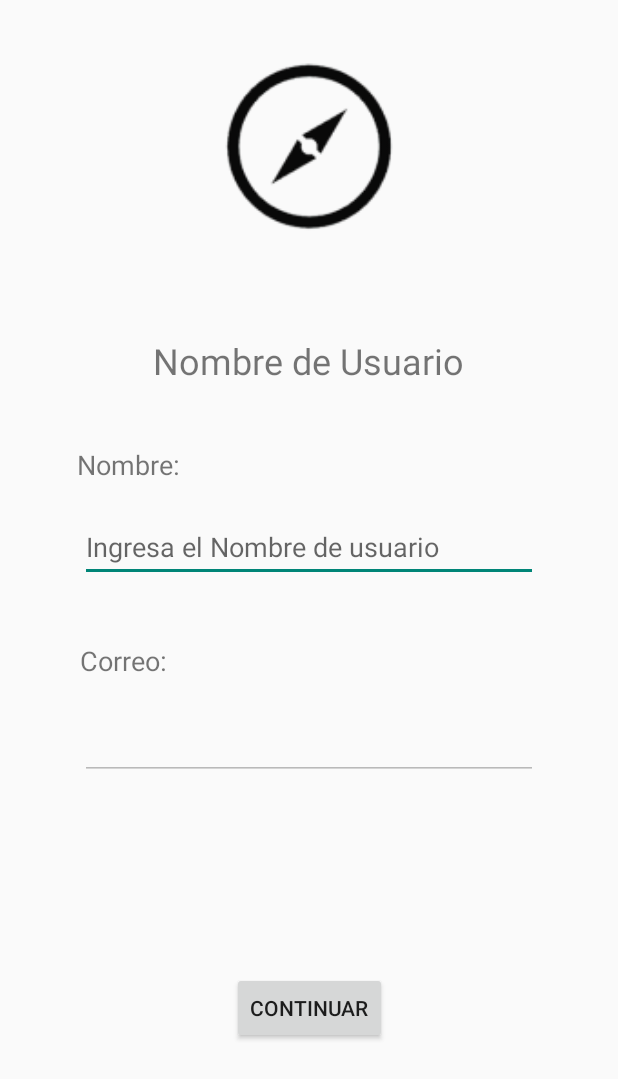
After one commit to 0ctor0k/bussrute-AndroidStudio, an Android app: the CrearCuentaGoogle screen opened directly, with no data from a screen before it, on a phone screen of 412 x 824 dp. The commit adds this screen. Shown: the top 1079 px of the screen. Run offline under Robolectric (Android 15) with nearby library versions, the phone set to English and light mode, and no system bars; our stand-ins replace Volley.

```diff
--- /dev/null
+++ b/app/src/main/res/layout/activity_crear_cuenta_google.xml
@@ -0,0 +1,88 @@
+<?xml version="1.0" encoding="utf-8"?>
+<androidx.constraintlayout.widget.ConstraintLayout xmlns:android="http://schemas.android.com/apk/res/android"
+    xmlns:app="http://schemas.android.com/apk/res-auto"
+    xmlns:tools="http://schemas.android.com/tools"
+    android:layout_width="match_parent"
+    android:layout_height="match_parent">
+
+    <TextView
+        android:id="@+id/welcomeMessageTextView2"
+        android:layout_width="276dp"
+        android:layout_height="33dp"
+        android:layout_marginTop="28dp"
+        android:gravity="center"
+        android:paddingStart="16dp"
+        android:paddingEnd="16dp"
+        android:text="Nombre de Usuario"
+        android:textSize="24sp"
+        app:layout_constraintEnd_toEndOf="parent"
+        app:layout_constraintHorizontal_bias="0.496"
+        app:layout_constraintStart_toStartOf="parent"
+        app:layout_constraintTop_toBottomOf="@+id/imageView4" />
+
+    <ImageView
+        android:id="@+id/imageView4"
+        android:layout_width="280dp"
+        android:layout_height="196dp"
+        app:layout_constraintEnd_toEndOf="parent"
+        app:layout_constraintStart_toStartOf="parent"
+        app:layout_constraintTop_toTopOf="parent"
+        app:srcCompat="@mipmap/ic_app_foreground" />
+
+    <EditText
+        android:id="@+id/txtNombreUsuarioGoogle"
+        android:layout_width="305dp"
+        android:layout_height="46dp"
+        android:layout_marginTop="20dp"
+        android:ems="10"
+        android:inputType="text"
+        android:hint="Ingresa el Nombre de usuario"
+        app:layout_constraintEnd_toEndOf="parent"
+        app:layout_constraintStart_toStartOf="parent"
+        app:layout_constraintTop_toBottomOf="@+id/textView4" />
+
+    <EditText
+        android:id="@+id/txtCorreoUsuarioGoogle"
+        android:layout_width="305dp"
+        android:layout_height="47dp"
+        android:layout_marginTop="20dp"
+        android:ems="10"
+        android:inputType="textEmailAddress"
+        app:layout_constraintEnd_toEndOf="parent"
+        app:layout_constraintStart_toStartOf="parent"
+        app:layout_constraintTop_toBottomOf="@+id/textView3" />
+
+    <TextView
+        android:id="@+id/textView3"
+        android:layout_width="wrap_content"
+        android:layout_height="wrap_content"
+        android:layout_marginTop="40dp"
+        android:text="Correo:"
+        android:textSize="18sp"
+        app:layout_constraintEnd_toEndOf="parent"
+        app:layout_constraintHorizontal_bias="0.15"
+        app:layout_constraintStart_toStartOf="parent"
+        app:layout_constraintTop_toBottomOf="@+id/txtNombreUsuarioGoogle" />
+
+    <TextView
+        android:id="@+id/textView4"
+        android:layout_width="wrap_content"
+        android:layout_height="wrap_content"
+        android:layout_marginTop="40dp"
+        android:text="Nombre:"
+        android:textSize="18sp"
+        app:layout_constraintEnd_toEndOf="parent"
+        app:layout_constraintHorizontal_bias="0.149"
+        app:layout_constraintStart_toStartOf="parent"
+        app:layout_constraintTop_toBottomOf="@+id/welcomeMessageTextView2" />
+
+    <Button
+        android:id="@+id/btnCrearCuentaGoogle"
+        android:layout_width="wrap_content"
+        android:layout_height="wrap_content"
+        android:text="Continuar"
+        app:layout_constraintBottom_toBottomOf="parent"
+        app:layout_constraintEnd_toEndOf="parent"
+        app:layout_constraintStart_toStartOf="parent"
+        app:layout_constraintTop_toBottomOf="@+id/txtCorreoUsuarioGoogle" />
+</androidx.constraintlayout.widget.ConstraintLayout>
--- a/app/src/main/res/layout/activity_inicio_sesion.xml
+++ b/app/src/main/res/layout/activity_inicio_sesion.xml
@@ -84,7 +84,7 @@
 
     <!-- Botón de inicio de sesión con Facebook -->
     <Button
-        android:id="@+id/loginWithGoogleButton"
+        android:id="@+id/btnGoogle"
         android:layout_width="0dp"
         android:layout_height="wrap_content"
         android:layout_marginTop="56dp"
@@ -104,7 +104,7 @@
         android:text="Facebook"
         app:layout_constraintEnd_toEndOf="parent"
         app:layout_constraintHorizontal_chainStyle="spread"
-        app:layout_constraintStart_toEndOf="@+id/loginWithGoogleButton"
+        app:layout_constraintStart_toEndOf="@+id/btnGoogle"
         app:layout_constraintTop_toBottomOf="@+id/orLoginWithTextView" />
 
     <TextView
--- a/app/src/main/res/values/strings.xml
+++ b/app/src/main/res/values/strings.xml
@@ -2,4 +2,5 @@
     <string name="app_name">bussrute</string>
     <!-- TODO: Remove or change this placeholder text -->
     <string name="hello_blank_fragment">Hello blank fragment</string>
+    <string name="google_client_id">805799032471-kr76k8kr1o84dinhb3s068tcdveon1v7.apps.googleusercontent.com</string>
 </resources>
--- a/build.gradle.kts
+++ b/build.gradle.kts
@@ -2,4 +2,5 @@
 plugins {
     id("com.android.application") version "8.1.0" apply false
     id("org.jetbrains.kotlin.android") version "1.8.0" apply false
+    id("com.google.gms.google-services") version "4.3.15" apply false
 }
```
Also changed, not shown: app/build.gradle.kts (+6 -2 lines), app/src/main/AndroidManifest.xml (+7 -0 lines), app/src/main/java/com/example/bussrute/CrearCuentaGoogle.kt (added, +132 -0 lines), app/src/main/java/com/example/bussrute/inicio_sesion.kt (+73 -0 lines), app/src/main/res/layout/activity_crear_cuenta.xml (+8 -8 lines), 1 other file.
